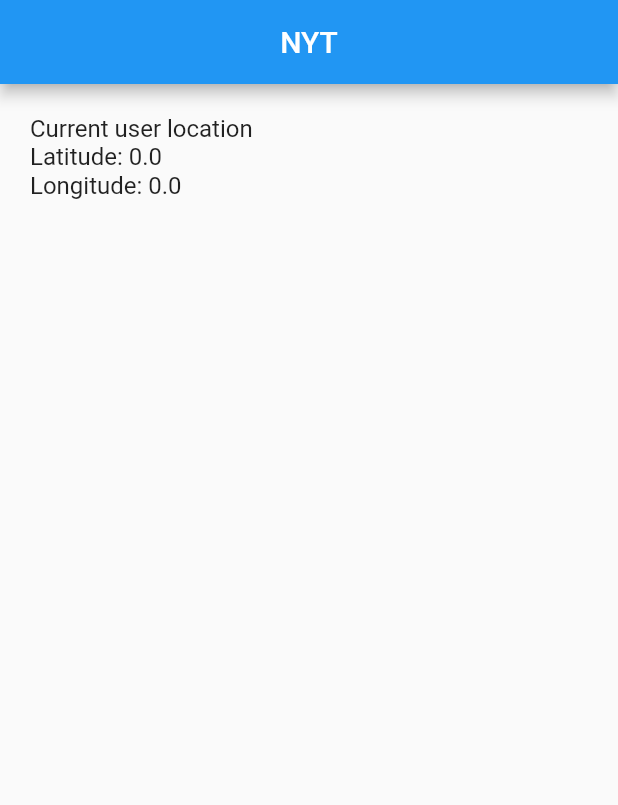
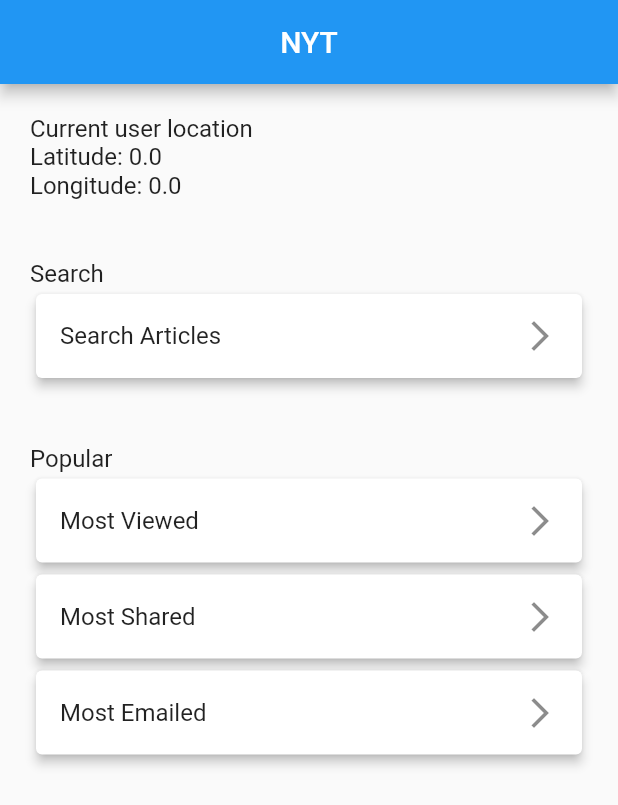
Before and after one commit to DzulfikriPysal/Flutter-article-apps, a Flutter app: the screen it shows after launch, on a phone screen of 412 x 824 dp. Shown: the top 805 px of the screen. Run offline on Flutter 3.47's test engine with Material 2 defaults, Android fonts, the phone set to English and light mode, and no system bars; our stand-ins replace location.

Commit message:
complete landing page

```diff
--- a/lib/location_service.dart
+++ b/lib/location_service.dart
@@ -1,4 +1,4 @@
-import 'package:location/location.dart';import 'package:location/location.dart';
+import 'package:location/location.dart';
 
 class LocationService {
   Location location = Location();
--- a/lib/ui/landing_page/landing.dart
+++ b/lib/ui/landing_page/landing.dart
@@ -41,13 +41,11 @@ class _LandingPageState extends State<_LandingPage> {
                 title: Text(widget.title),
                 centerTitle: true,
             ),
-        body: Center(
+            body: SafeArea(
+                child: Padding(
+                    padding: const EdgeInsets.all(20.0),
                     child: Column(
                         mainAxisAlignment: MainAxisAlignment.start,
-                children: <Widget>[
-                    Padding(
-                        padding: const EdgeInsets.all(20.0),
-                        child: Column(
                         children: <Widget>[
                             Row(
                                 children: <Widget>[
@@ -80,12 +78,98 @@ class _LandingPageState extends State<_LandingPage> {
                                     ),
                                 ],
                             ),
+                            SizedBox(height: 40),
+                            Row(
+                                children: <Widget>[
+                                    Text(
+                                        "Search",
+                                        style: TextStyle(fontSize: 16),
+                                        textAlign: TextAlign.center,
+                                    ),
                                 ],
+                            ),
+                            Card(
+                                elevation: 3,
+                                child: ListTile(
+                                    title: Text('Search Articles'),
+                                    trailing: Icon(Icons.arrow_forward_ios),
+                                    onTap: () {
+                                        /*
+                                        Navigator.push(
+                                            context,
+                                            MaterialPageRoute(
+                                                builder: (context) => YourNewPage(),
+                                                ),
+                                        );
+                                        */
+                                    },
+                                ),
+                            ),
+                            SizedBox(height: 40),
+                            Row(
+                                children: <Widget>[
+                                    Text(
+                                        "Popular",
+                                        style: TextStyle(fontSize: 16),
+                                        textAlign: TextAlign.center,
+                                    ),
+                                ],
+                            ),
+                            Card(
+                                elevation: 3,
+                                child: ListTile(
+                                    title: Text('Most Viewed'),
+                                    trailing: Icon(Icons.arrow_forward_ios),
+                                    onTap: () {
+                                        /*
+                                        Navigator.push(
+                                            context,
+                                            MaterialPageRoute(
+                                                builder: (context) => YourNewPage(),
+                                                ),
+                                        );
+                                        */
+                                    },
+                                ),
+                            ),
+                            Card(
+                                elevation: 3,
+                                child: ListTile(
+                                    title: Text('Most Shared'),
+                                    trailing: Icon(Icons.arrow_forward_ios),
+                                    onTap: () {
+                                        /*
+                                        Navigator.push(
+                                            context,
+                                            MaterialPageRoute(
+                                                builder: (context) => YourNewPage(),
+                                                ),
+                                        );
+                                        */
+                                    },
+                                ),
+                            ),
+                            Card(
+                                elevation: 3,
+                                child: ListTile(
+                                    title: Text('Most Emailed'),
+                                    trailing: Icon(Icons.arrow_forward_ios),
+                                    onTap: () {
+                                        /*
+                                        Navigator.push(
+                                            context,
+                                            MaterialPageRoute(
+                                                builder: (context) => YourNewPage(),
+                                                ),
+                                        );
+                                        */
+                                    },
                                 ),
                             ),
                         ],
                     ),
                 ),
+            ),
         );
     }
 }
```
Lines whose indentation alone changed are shown as unchanged.
